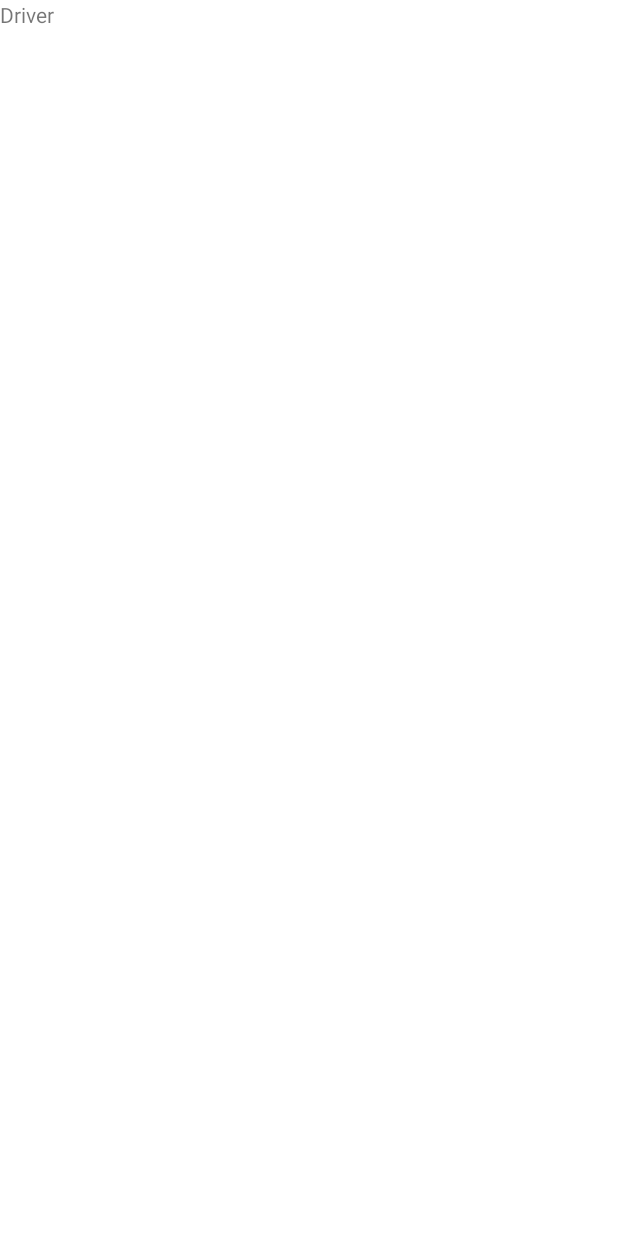
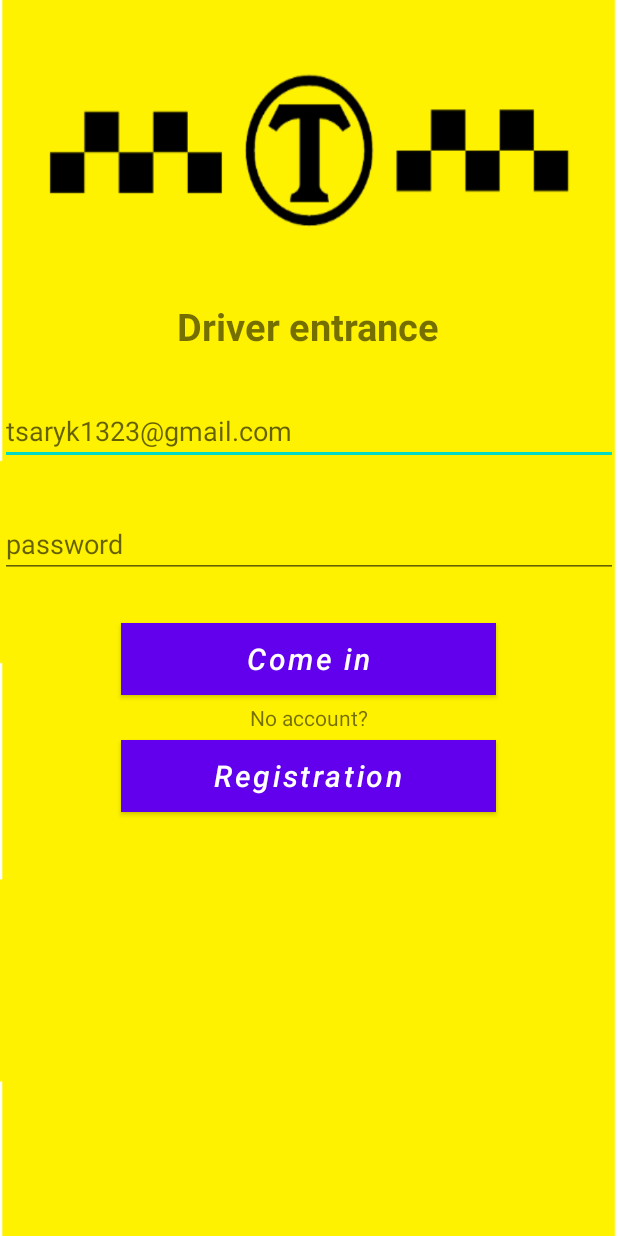
Before and after one commit to Andrey-Tsaryk/My_Taxi, an Android app: the DriverRegLoginActivity screen opened directly, with no data from a screen before it, on a phone screen of 412 x 824 dp. Before the commit the screen is almost empty. Run offline under Robolectric (Android 15) with nearby library versions, the phone set to English and light mode, and no system bars.

Commit message:
creating UI for Driver registratio

```diff
--- a/app/src/main/res/layout/activity_driver_reg_login.xml
+++ b/app/src/main/res/layout/activity_driver_reg_login.xml
@@ -1,16 +1,76 @@
 <?xml version="1.0" encoding="utf-8"?>
-<androidx.constraintlayout.widget.ConstraintLayout xmlns:android="http://schemas.android.com/apk/res/android"
+<RelativeLayout xmlns:android="http://schemas.android.com/apk/res/android"
     xmlns:app="http://schemas.android.com/apk/res-auto"
     xmlns:tools="http://schemas.android.com/tools"
     android:layout_width="match_parent"
     android:layout_height="match_parent"
+    android:background="@drawable/welcome"
     tools:context=".DriverRegLoginActivity">
 
+
+    <EditText
+        android:id="@+id/driverEmail"
+        android:layout_width="match_parent"
+        android:layout_height="wrap_content"
+        android:layout_below="@+id/statusDriver"
+        android:layout_marginTop="30dp"
+        android:ems="10"
+        android:hint="@string/email"
+        android:inputType="textEmailAddress" />
+
+    <EditText
+        android:id="@+id/driverPassword"
+        android:layout_width="match_parent"
+        android:layout_height="wrap_content"
+        android:layout_below="@+id/driverEmail"
+        android:ems="10"
+        android:hint="@string/pass"
+        android:layout_marginTop="30dp"
+        android:inputType="textPassword" />
+
+    <Button
+        android:id="@+id/signInDriver"
+        android:layout_width="250dp"
+        android:layout_height="wrap_content"
+        android:layout_centerHorizontal="true"
+        android:layout_marginTop="30dp"
+        android:layout_below="@+id/driverPassword"
+        android:background="@android:color/holo_green_light"
+        android:textAllCaps="false"
+        android:textSize="20sp"
+        android:textStyle="italic"
+        android:text="@string/signIn" />
+
+    <Button
+        android:id="@+id/signUpDriver"
+        android:layout_width="250dp"
+        android:layout_height="wrap_content"
+        android:layout_centerHorizontal="true"
+        android:layout_marginTop="30dp"
+        android:layout_below="@+id/signInDriver"
+        android:background="@android:color/holo_red_light"
+        android:textColor="@android:color/white"
+        android:textAllCaps="false"
+        android:textSize="20sp"
+        android:textStyle="italic"
+        android:text="@string/signUp" />
+
     <TextView
-        android:id="@+id/textView"
+        android:id="@+id/statusDriver"
         android:layout_width="wrap_content"
         android:layout_height="wrap_content"
-        android:text="Driver"
-        tools:layout_editor_absoluteX="184dp"
-        tools:layout_editor_absoluteY="282dp" />
-</androidx.constraintlayout.widget.ConstraintLayout>
+        android:layout_centerHorizontal="true"
+        android:layout_marginTop="200dp"
+        android:textSize="25sp"
+        android:textStyle="bold"
+        android:text="@string/driverStatus" />
+
+    <TextView
+        android:id="@+id/accountCreate"
+        android:layout_width="wrap_content"
+        android:layout_height="wrap_content"
+        android:layout_centerHorizontal="true"
+        android:layout_below="@+id/signInDriver"
+        android:layout_marginTop="5dp"
+        android:text="@string/createQuestion" />
+</RelativeLayout>
--- a/app/src/main/res/values/strings.xml
+++ b/app/src/main/res/values/strings.xml
@@ -2,4 +2,10 @@
     <string name="app_name">MyTaxi</string>
     <string name="driverBtn">driver</string>
     <string name="customerBtn">customer</string>
+    <string name="email">tsaryk1323@gmail.com</string>
+    <string name="pass">password</string>
+    <string name="signIn">Come in</string>
+    <string name="signUp">Registration</string>
+    <string name="driverStatus">Driver entrance</string>
+    <string name="createQuestion">No account?</string>
 </resources>
```
